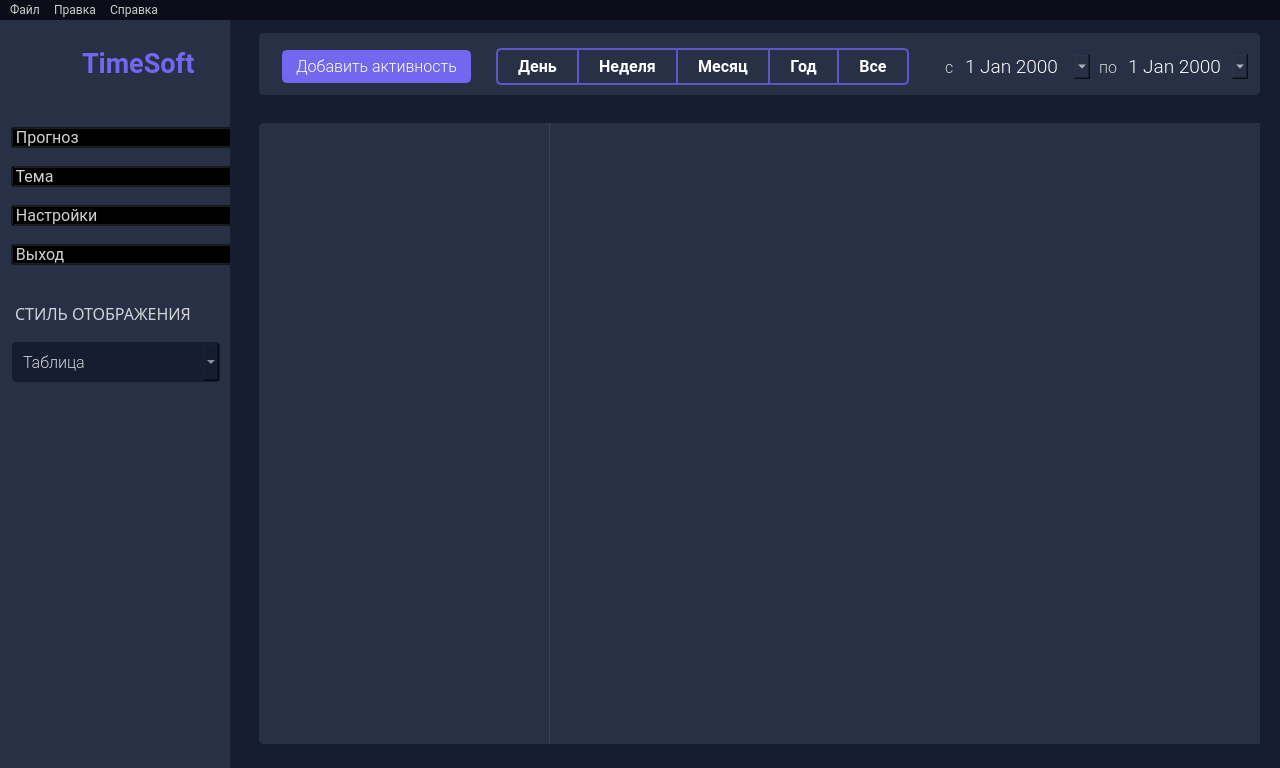
The window that design/mainwindow_d.ui (yurii-bel/project_2021) describes before a commit, drawn with Qt 5.
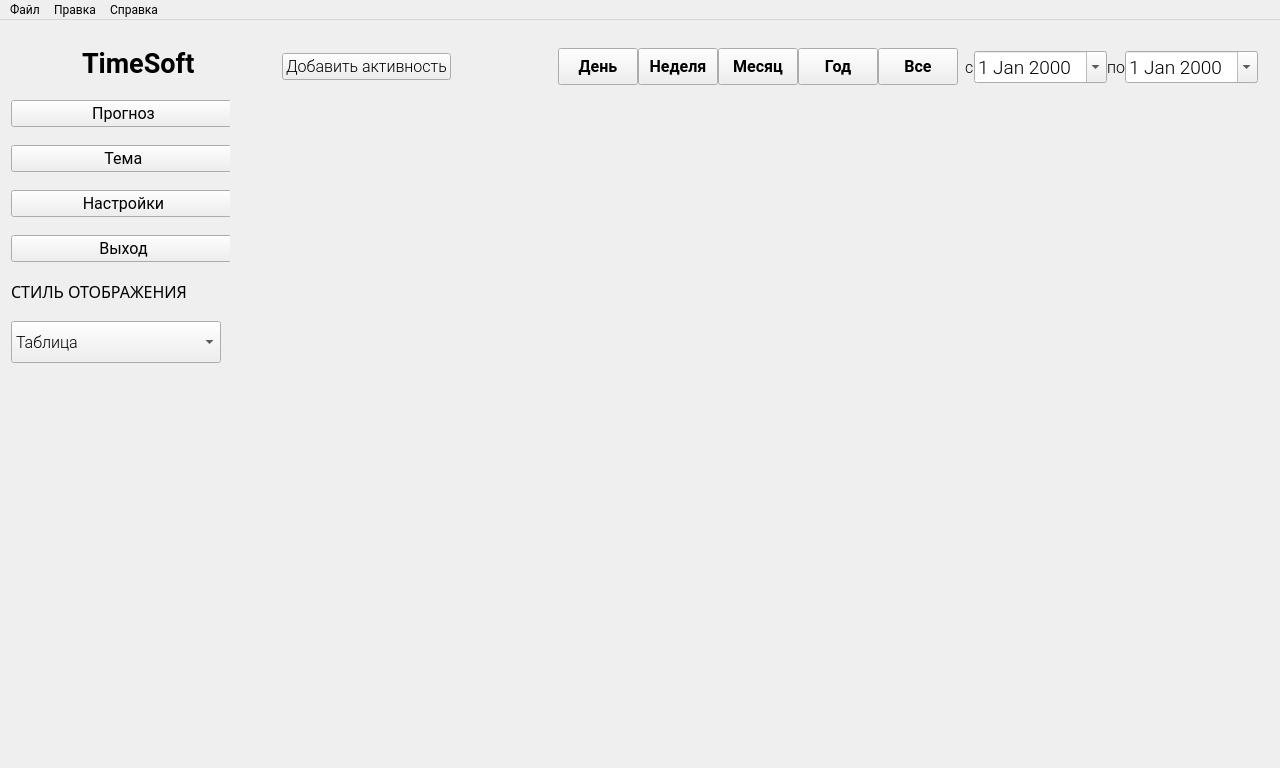
The same window after the commit. Icons and pictures are not drawn.

Commit message: Подготовил mainwindow_d к смене темы.

Patch:
```diff
--- a/design/mainwindow_d.ui
+++ b/design/mainwindow_d.ui
@@ -16,9 +16,6 @@
   <property name="layoutDirection">
    <enum>Qt::LeftToRight</enum>
   </property>
-  <property name="styleSheet">
-   <string notr="true">background-color: #161D31;</string>
-  </property>
   <widget class="QWidget" name="mainwindow_centralwidget">
    <widget class="QWidget" name="verticalLayoutWidget">
     <property name="geometry">
@@ -41,9 +38,6 @@
          <height>80</height>
         </size>
        </property>
-       <property name="styleSheet">
-        <string notr="true">background-color: #283046;</string>
-       </property>
        <widget class="QWidget" name="layoutWidget_2">
         <property name="geometry">
          <rect>
@@ -95,9 +89,6 @@
            <property name="layoutDirection">
             <enum>Qt::LeftToRight</enum>
            </property>
-           <property name="styleSheet">
-            <string notr="true">color: #7367F0;</string>
-           </property>
            <property name="text">
             <string>TimeSoft</string>
            </property>
@@ -118,9 +109,6 @@
          <height>930</height>
         </size>
        </property>
-       <property name="styleSheet">
-        <string notr="true">background-color: #283046;</string>
-       </property>
        <widget class="QWidget" name="layoutWidget_3">
         <property name="geometry">
          <rect>
@@ -160,19 +148,6 @@
            <property name="contextMenuPolicy">
             <enum>Qt::NoContextMenu</enum>
            </property>
-           <property name="styleSheet">
-            <string notr="true">QPushButton {
-	background-color: rgba(0, 0, 0, 0);	
-	color: rgb(208, 210, 214);
-	text-align: left;
-	padding-right: 10px;
-	margin-top: 27px;
-}
-QPushButton:hover {
-	background-color: rgba(0, 0, 0, 0);  
-	color: rgb(95, 85, 200);
-}</string>
-           </property>
            <property name="text">
             <string> Прогноз</string>
            </property>
@@ -205,18 +180,6 @@
              <bold>false</bold>
             </font>
            </property>
-           <property name="styleSheet">
-            <string notr="true">QPushButton {
-	background-color: rgba(0, 0, 0, 0);	
-	color: rgb(208, 210, 214);
-	text-align: left;
-	padding-right: 10px;
-}
-QPushButton:hover {
-	background-color: rgba(0, 0, 0, 0);  
-	color: rgb(95, 85, 200);
-}</string>
-           </property>
            <property name="text">
             <string> Тема</string>
            </property>
@@ -243,18 +206,6 @@
              <bold>false</bold>
             </font>
            </property>
-           <property name="styleSheet">
-            <string notr="true">QPushButton {
-	background-color: rgba(0, 0, 0, 0);	
-	color: rgb(208, 210, 214);
-	text-align: left;
-	padding-right: 10px;
-}
-QPushButton:hover {
-	background-color: rgba(0, 0, 0, 0);  
-	color: rgb(95, 85, 200);
-}</string>
-           </property>
            <property name="text">
             <string> Настройки</string>
            </property>
@@ -281,18 +232,6 @@
              <bold>false</bold>
             </font>
            </property>
-           <property name="styleSheet">
-            <string notr="true">QPushButton {
-	background-color: rgba(0, 0, 0, 0);	
-	color: rgb(208, 210, 214);
-	text-align: left;
-	padding-right: 10px;
-}
-QPushButton:hover {
-	background-color: rgba(0, 0, 0, 0);  
-	color: rgb(95, 85, 200);
-}</string>
-           </property>
            <property name="text">
             <string> Выход</string>
            </property>
@@ -317,10 +256,6 @@
              <italic>false</italic>
             </font>
            </property>
-           <property name="styleSheet">
-            <string notr="true">color: #D0D2D6;
-margin-top: 20px;</string>
-           </property>
            <property name="text">
             <string>СТИЛЬ ОТОБРАЖЕНИЯ</string>
            </property>
@@ -349,31 +284,6 @@
              <pointsize>12</pointsize>
             </font>
            </property>
-           <property name="styleSheet">
-            <string notr="true">QComboBox {
-background-color: rgb(22, 29, 49);
-color: rgb(208, 210, 214);
-border: 2px solid rgba(0, 0, 0, 0);
-border-radius: 5px;
-padding-left: 10px;
-padding-right: 10px;
-}
-
-QComboBox:hover {
-background-color: rgb(40, 48, 70);
-color: rgb(185, 185, 195);
-border: 2px solid #7666F8;
-border-radius: 5px;
-}
-
-QComboBox QAbstractItemView {
-background-color: rgb(22, 29, 49);
-border: 2px solid #7666F8;
-color: rgb(203, 203, 203);
-selection-background-color: rgb(94, 80, 238);
-selection-color: rgb(0, 0, 0);
-}</string>
-           </property>
            <property name="currentText">
             <string>Таблица</string>
            </property>
@@ -434,12 +344,6 @@
       <height>62</height>
      </rect>
     </property>
-    <property name="styleSheet">
-     <string notr="true">QWidget { 
-background-color: #283046;
-border-radius: 5px;
-}</string>
-    </property>
     <widget class="QWidget" name="layoutWidget">
      <property name="geometry">
       <rect>
@@ -461,23 +365,6 @@
           <pointsize>12</pointsize>
          </font>
         </property>
-        <property name="styleSheet">
-         <string notr="true">QPushButton {
-	background-color: rgb(115, 103, 240);
-	color: rgb(255, 255, 255);
-	border: 2px solid rgb(115, 103, 240);
-	border-radius: 5px;
-	padding-left: 12px;
-	padding-right: 12px;
-	padding-top: 5px;
-	padding-bottom: 5px;
-}
-QPushButton:hover {
-	background-color: rgba(0, 0, 0, 0);
-	color: rgb(115, 103, 240);
-	border: 2px solid rgb(115, 103, 240);
-}</string>
-        </property>
         <property name="text">
          <string>Добавить активность</string>
         </property>
@@ -522,29 +409,6 @@
           <bold>true</bold>
          </font>
         </property>
-        <property name="styleSheet">
-         <string notr="true">QPushButton {
-	background-color: #283046;
-	color: #FFFFFF;
-	border: 2px solid rgb(95, 85, 200);
-	border-right: 0px;
-	border-top-left-radius: 5px;
-	border-top-right-radius: 0px;
-	border-bottom-right-radius: 0px;
-	border-bottom-left-radius: 5px;
-	padding-left: 20px;
-	padding-right: 20px;
-}
-QPushButton:hover {
-	background-color: rgb(40, 48, 70); 
-	color: rgb(255, 255, 255);
-	border: 2px solid rgb(121, 109, 255);
-	border-top-left-radius: 5px;
-	border-top-right-radius: 0px;
-	border-bottom-right-radius: 0px;
-	border-bottom-left-radius: 5px;
-}</string>
-        </property>
         <property name="text">
          <string>День</string>
         </property>
@@ -567,23 +431,6 @@
           <bold>true</bold>
          </font>
         </property>
-        <property name="styleSheet">
-         <string notr="true">QPushButton {
-	background-color: #283046;
-	color: #FFFFFF;
-	border: 2px solid rgb(95, 85, 200);
-	border-right: 0px;
-	border-radius: 0;
-	padding-left: 20px;
-	padding-right: 20px;
-}
-QPushButton:hover {
-	background-color: rgb(40, 48, 70); 
-	color: rgb(255, 255, 255);
-	border: 2px solid rgb(121, 109, 255);
-	border-radius: 0;
-}</string>
-        </property>
         <property name="text">
          <string>Неделя</string>
         </property>
@@ -606,23 +453,6 @@
           <bold>true</bold>
          </font>
         </property>
-        <property name="styleSheet">
-         <string notr="true">QPushButton {
-	background-color: #283046;
-	color: #FFFFFF;
-	border: 2px solid rgb(95, 85, 200);
-	border-right: 0px;
-	border-radius: 0;
-	padding-left: 20px;
-	padding-right: 20px;
-}
-QPushButton:hover {
-	background-color: rgb(40, 48, 70); 
-	color: rgb(255, 255, 255);
-	border: 2px solid rgb(121, 109, 255);
-	border-radius: 0;
-}</string>
-        </property>
         <property name="text">
          <string>Месяц</string>
         </property>
@@ -645,23 +475,6 @@
           <bold>true</bold>
          </font>
         </property>
-        <property name="styleSheet">
-         <string notr="true">QPushButton {
-	background-color: #283046;
-	color: #FFFFFF;
-	border: 2px solid rgb(95, 85, 200);
-	border-right: 0px;
-	border-radius: 0;
-	padding-left: 20px;
-	padding-right: 20px;
-}
-QPushButton:hover {
-	background-color: rgb(40, 48, 70); 
-	color: rgb(255, 255, 255);
-	border: 2px solid rgb(121, 109, 255);
-	border-radius: 0;
-}</string>
-        </property>
         <property name="text">
          <string>Год</string>
         </property>
@@ -684,28 +497,6 @@
           <bold>true</bold>
          </font>
         </property>
-        <property name="styleSheet">
-         <string notr="true">QPushButton {
-	background-color: #283046;
-	color: #FFFFFF;
-	border: 2px solid rgb(95, 85, 200);
-	border-top-left-radius: 0px;
-	border-top-right-radius: 5px;
-	border-bottom-right-radius: 5px;
-	border-bottom-left-radius: 0px;
-	padding-left: 20px;
-	padding-right: 20px;
-}
-QPushButton:hover {
-	background-color: rgb(40, 48, 70); 
-	color: rgb(255, 255, 255);
-	border: 2px solid rgb(121, 109, 255);
-	border-top-left-radius: 0px;
-	border-top-right-radius: 5px;
-	border-bottom-right-radius: 5px;
-	border-bottom-left-radius: 0px;
-}</string>
-        </property>
         <property name="text">
          <string>Все</string>
         </property>
@@ -727,12 +518,6 @@
           <bold>true</bold>
          </font>
         </property>
-        <property name="styleSheet">
-         <string notr="true">margin-left: 20px;
-color: #D0D2D6;
-padding-top: 4px;
-padding-bottom: 4px;</string>
-        </property>
         <property name="text">
          <string/>
         </property>
@@ -752,11 +537,6 @@
           <pointsize>12</pointsize>
          </font>
         </property>
-        <property name="styleSheet">
-         <string notr="true">padding-left: 5px;
-padding-right: 5px;
-color: #D0D2D6;</string>
-        </property>
         <property name="text">
          <string>c</string>
         </property>
@@ -773,17 +553,6 @@
           <bold>false</bold>
          </font>
         </property>
-        <property name="styleSheet">
-         <string notr="true">QDateEdit {
-	background-color: #283046;
-	border-radius: 5px;
-	color: rgb(255, 255, 255);
-}
-QDateEdit:hover {
-	background-color: rgb(40, 48, 70); 
-	color: rgb(255, 255, 255);
-}</string>
-        </property>
         <property name="calendarPopup">
          <bool>true</bool>
         </property>
@@ -797,11 +566,6 @@
           <pointsize>12</pointsize>
          </font>
         </property>
-        <property name="styleSheet">
-         <string notr="true">padding-left: 5px;
-padding-right: 5px;
-color: #D0D2D6;</string>
-        </property>
         <property name="text">
          <string>по</string>
         </property>
@@ -815,18 +579,6 @@
           <pointsize>14</pointsize>
          </font>
         </property>
-        <property name="styleSheet">
-         <string notr="true">QDateEdit {
-	background-color: #283046;
-	border-radius: 5px;
-	color: rgb(255, 255, 255);
-	margin-right: 5px;
-}
-QDateEdit:hover {
-	background-color: rgb(40, 48, 70); 
-	color: rgb(255, 255, 255);
-}</string>
-        </property>
         <property name="calendarPopup">
          <bool>true</bool>
         </property>
@@ -844,14 +596,6 @@
       <height>621</height>
      </rect>
     </property>
-    <property name="styleSheet">
-     <string notr="true">QWidget { 
-color: #B4B7BD;
-background-color: #283046;
-border-top-left-radius: 5px;
-border-bottom-left-radius: 5px;
-}</string>
-    </property>
    </widget>
    <widget class="QWidget" name="mainwindow_widget_view" native="true">
     <property name="geometry">
@@ -868,11 +612,6 @@
       <pointsize>12</pointsize>
      </font>
     </property>
-    <property name="styleSheet">
-     <string notr="true">background-color: #283046;
-background-image: url(design/img/background-image_d.png);
-</string>
-    </property>
    </widget>
    <widget class="QWidget" name="mainwindow_widget_view_spacer" native="true">
     <property name="geometry">
@@ -883,10 +622,6 @@
       <height>621</height>
      </rect>
     </property>
-    <property name="styleSheet">
-     <string notr="true">border-right: 1px solid #3B4253;
-background-color: #283046;</string>
-    </property>
    </widget>
   </widget>
   <widget class="QMenuBar" name="mainwindow_menubar">
@@ -903,20 +638,6 @@
      <family>Roboto</family>
     </font>
    </property>
-   <property name="styleSheet">
-    <string notr="true">QMenuBar {
-	color: rgb(205, 205, 205);	
-	background-color: rgba(0, 0, 0, 130);
-}
-QMenuBar::item:selected { 
-	background-color: rgb(200, 200, 200);
-	color: rgb(0, 0, 0);
-} 
-QMenuBar::item:pressed {  
-	background-color: rgb(200, 200, 200);
-	color: rgb(0, 0, 0);
-}</string>
-   </property>
    <widget class="QMenu" name="mainwindow_menuFile">
     <property name="font">
      <font>
```
Left out of the diff: 42 changed lines with no effect on the pictures.
